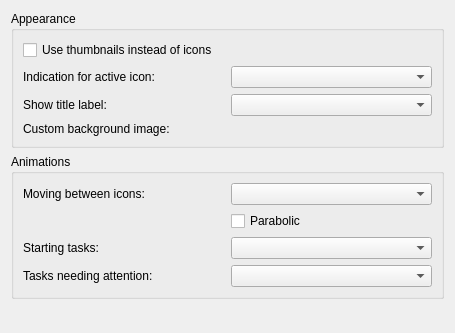
The window that applet/ui/appearance.ui (Emdek/plasmoid-fancy-tasks) describes before a commit, drawn with Qt 5.
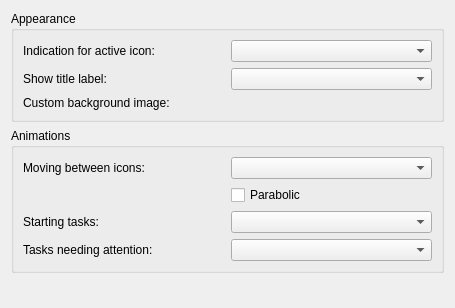
The same window after the commit. Custom widgets are drawn as their Qt base class.

Commit message: Drop support for thumbnails

Patch:
```diff
--- a/applet/ui/appearance.ui
+++ b/applet/ui/appearance.ui
@@ -7,7 +7,7 @@
     <x>0</x>
     <y>0</y>
     <width>455</width>
-    <height>333</height>
+    <height>308</height>
    </rect>
   </property>
   <property name="minimumSize">
@@ -26,13 +26,6 @@
       <string>Appearance</string>
      </property>
      <layout class="QVBoxLayout" name="verticalLayout_3">
-      <item>
-       <widget class="QCheckBox" name="useThumbnails">
-        <property name="text">
-         <string>Use thumbnails instead of icons</string>
-        </property>
-       </widget>
-      </item>
       <item>
        <layout class="QGridLayout" name="gridLayout">
         <item row="1" column="1">
```
The commit also changes 7 other files.
